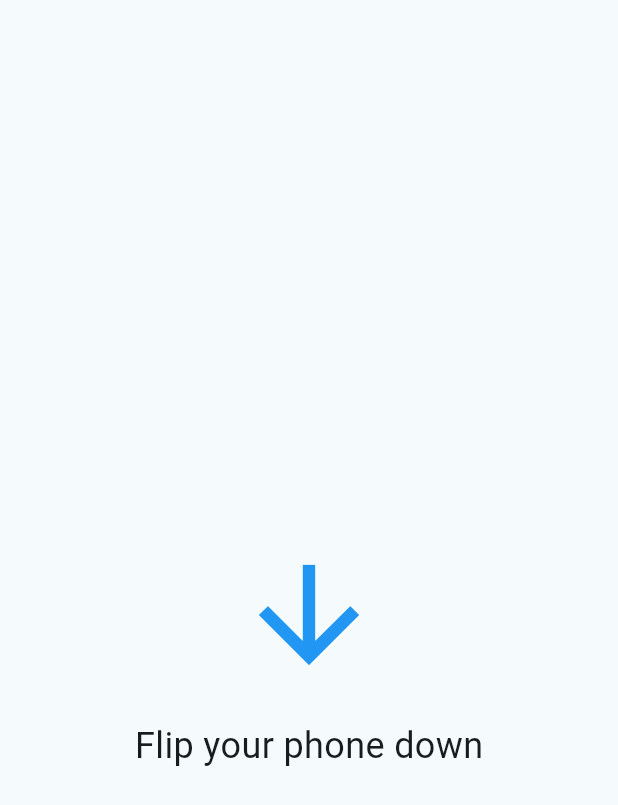
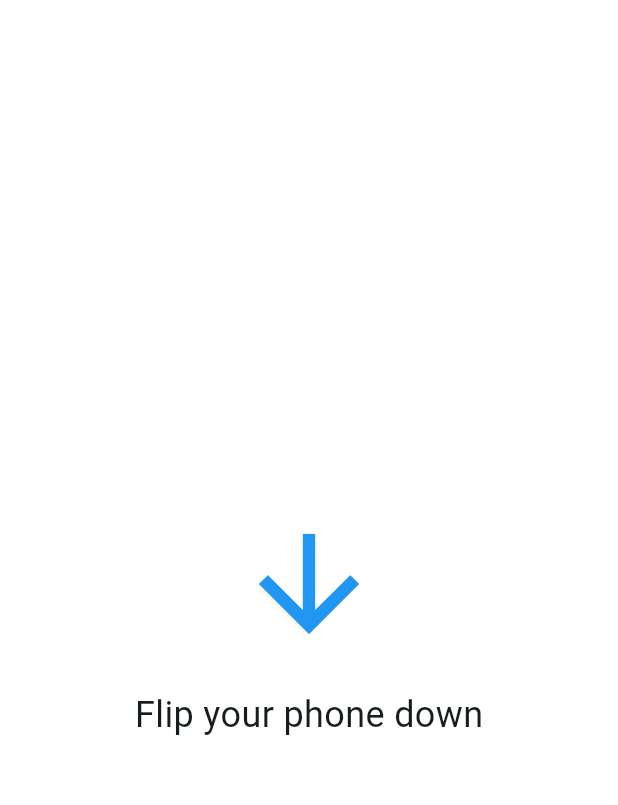
Before and after one commit to Kyneb98/dma_project, a Flutter app: the FlipDownChallenge screen opened directly, on a phone screen of 412 x 824 dp. Shown: the top 805 px of the screen. Run offline on Flutter 3.47's test engine with Material 3 defaults, Android fonts, the phone set to English and light mode, and no system bars; our stand-ins replace audioplayers, sensors_plus.

Commit message:
chnaged complete sound and added green screen when challeng eis completed
Co-authored-by: Copilot <copilot@github.com>

```diff
--- a/lib/challenges/flip_down_challenge.dart
+++ b/lib/challenges/flip_down_challenge.dart
@@ -69,13 +69,14 @@ class _FlipDownChallengeState extends State<FlipDownChallenge> {
   @override
   Widget build(BuildContext context) {
     return Scaffold(
+  backgroundColor: _isCompleted ? Colors.green : Colors.white,
   body: Center(
     child: Column(
       mainAxisAlignment: MainAxisAlignment.center,
       children: [
         AnimatedContainer(
           duration: const Duration(milliseconds: 200),
-              margin: EdgeInsets.only(top: _bounce ? 100 : 0),
+          margin: EdgeInsets.only(top: _bounce ? 18 : 0),
           child: const Icon(
             Icons.arrow_downward,
             size: 100,
```
Also changed, not shown: 1 other file. Lines whose indentation alone changed are shown as unchanged.
